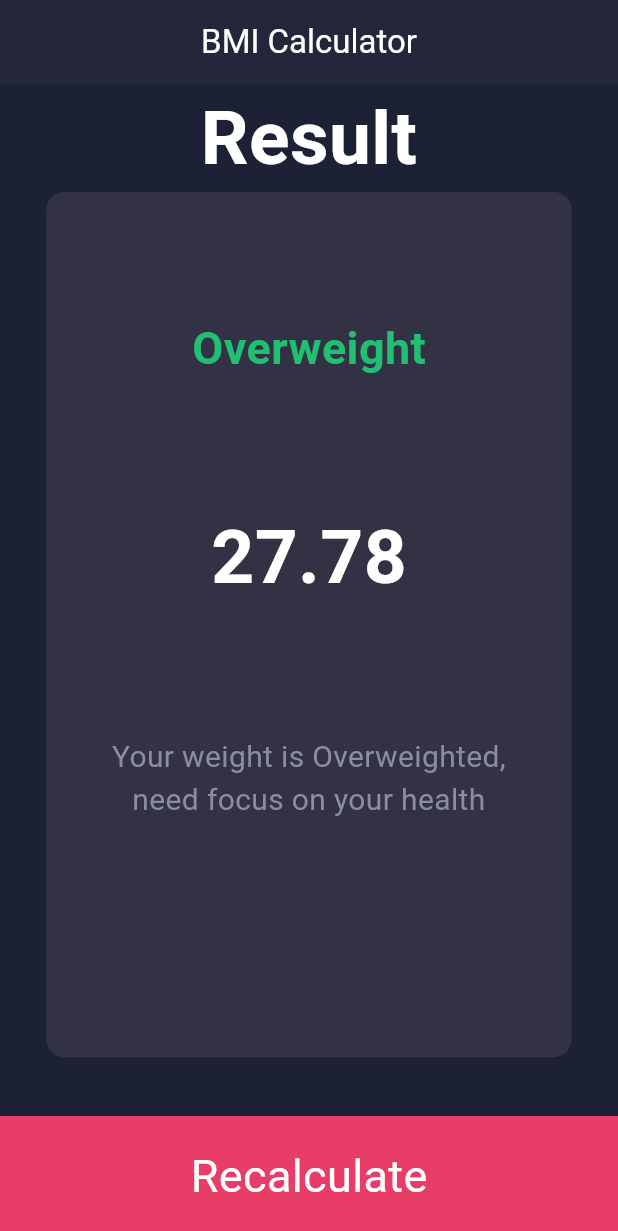
After one commit to MR-Square/BMICalculator, a Flutter app: the screen it shows after launch, after a tap on the "remove" icon, after a tap on the "add" icon, after a tap on "Calculate", on a phone screen of 412 x 824 dp. The commit adds this screen. Shown: the top 1231 px of the screen. Run offline on Flutter 3.47's test engine with Material 3 defaults, Android fonts, the phone set to English and light mode, and no system bars.

Commit message:
result screen added

```diff
--- a/lib/screens/form_screen.dart
+++ b/lib/screens/form_screen.dart
@@ -65,13 +65,13 @@ class _FormScreenState extends State<FormScreen> {
                   value: selectedWeight,
                   subFun: () {
                     setState(() {
-                      selectedWeight -= 0.2;
+                      selectedWeight -= 0.5;
                     });
                     widget.onDataChanged(selectedHeight, selectedWeight);
                   },
                   addFun: () {
                     setState(() {
-                      selectedWeight += 0.2;
+                      selectedWeight += 0.5;
                     });
                     widget.onDataChanged(selectedHeight, selectedWeight);
                   },
--- a/lib/screens/home_screen.dart
+++ b/lib/screens/home_screen.dart
@@ -15,7 +15,9 @@ class HomeScreen extends StatefulWidget {
 class _HomeScreenState extends State<HomeScreen> {
   String bottomBtnText = 'Calculate';
   int id = 1;
-  double? result;
+  double? bmiVal;
+  String? result;
+  String? description;
 
   int gender = 1;
   double ht = 120;
@@ -45,7 +47,9 @@ class _HomeScreenState extends State<HomeScreen> {
             bottomBtnText = 'Recalculate';
             calculateBmi();
             activeScreen = ResultScreen(
-              result: result ?? 0,
+              val: bmiVal ?? 0,
+              status: result ?? '',
+              description: description ?? '',
             );
             id = 2;
             setState(() {});
@@ -72,6 +76,28 @@ class _HomeScreenState extends State<HomeScreen> {
   calculateBmi() {
     // converting height from cm to m.
     ht = ht / 100;
-    result = weight / (ht * ht);
+    bmiVal = weight / (ht * ht);
+    if (bmiVal! < 16.0) {
+      result = 'Severe Thinness';
+      description =
+          'You have a Severe Thinness body weight, Need more focus on health';
+    } else if (bmiVal! >= 16.0 && bmiVal! <= 16.9) {
+      result = 'Moderate Thinness';
+      description =
+          'You have a Moderate Thinness body weight, Need more focus on health';
+    } else if (bmiVal! >= 17.0 && bmiVal! <= 18.4) {
+      result = 'Mild Thinness';
+      description =
+          'You have a Mild Thinness body weight, Need focus on health';
+    } else if (bmiVal! >= 18.5 && bmiVal! <= 24.9) {
+      result = 'Normal';
+      description = 'You have a Normal body weight, Good Job!';
+    } else if (bmiVal! >= 25.0 && bmiVal! <= 29.9) {
+      result = 'Overweight';
+      description = 'Your weight is Overweighted, need focus on your health';
+    } else {
+      result = 'Obese Class';
+      description = 'You fall in Obese Class, work on your health';
+    }
   }
 }
--- /dev/null
+++ b/lib/screens/result_screen.dart
@@ -0,0 +1,65 @@
+import 'package:bmi_calculator/utils/app_colors.dart';
+import 'package:bmi_calculator/utils/app_text_styles.dart';
+import 'package:flutter/material.dart';
+
+class ResultScreen extends StatelessWidget {
+  const ResultScreen({
+    super.key,
+    required this.val,
+    required this.status,
+    required this.description,
+  });
+
+  final double val;
+  final String status;
+  final String description;
+
+  @override
+  Widget build(BuildContext context) {
+    double width = MediaQuery.of(context).size.width;
+    double height = MediaQuery.of(context).size.height;
+    return Column(
+      children: [
+        SizedBox(
+          width: width,
+          child: const Text(
+            'Result',
+            textAlign: TextAlign.center,
+            style: AppTextStyles.boldWhite50,
+          ),
+        ),
+        Container(
+          width: width * 0.85,
+          height: height * 0.7,
+          decoration: BoxDecoration(
+            color: AppColors.card1,
+            borderRadius: BorderRadius.circular(12),
+          ),
+          child: Column(
+            children: [
+              SizedBox(height: height * 0.1),
+              Text(
+                status,
+                style: AppTextStyles.boldGreen30,
+              ),
+              SizedBox(height: height * 0.1),
+              Text(
+                val.toStringAsFixed(2),
+                style: AppTextStyles.boldWhite50,
+              ),
+              SizedBox(height: height * 0.1),
+              SizedBox(
+                width: width * 0.65,
+                child: Text(
+                  description,
+                  textAlign: TextAlign.center,
+                  style: AppTextStyles.largeGreyText,
+                ),
+              ),
+            ],
+          ),
+        ),
+      ],
+    );
+  }
+}
--- a/lib/utils/app_colors.dart
+++ b/lib/utils/app_colors.dart
@@ -11,4 +11,5 @@ class AppColors {
 
   static const Color greyTxtColor = Color(0xff8B8C9E);
   static const Color whiteTxtColor = Color(0xffFFFFFF);
+  static const Color greenTxtColor = Color(0xff21BF73);
 }
--- a/lib/utils/app_text_styles.dart
+++ b/lib/utils/app_text_styles.dart
@@ -26,4 +26,9 @@ class AppTextStyles {
     fontWeight: FontWeight.bold,
     fontSize: 50,
   );
+  static const TextStyle boldGreen30 = TextStyle(
+    color: AppColors.greenTxtColor,
+    fontWeight: FontWeight.bold,
+    fontSize: 30,
+  );
 }
```
